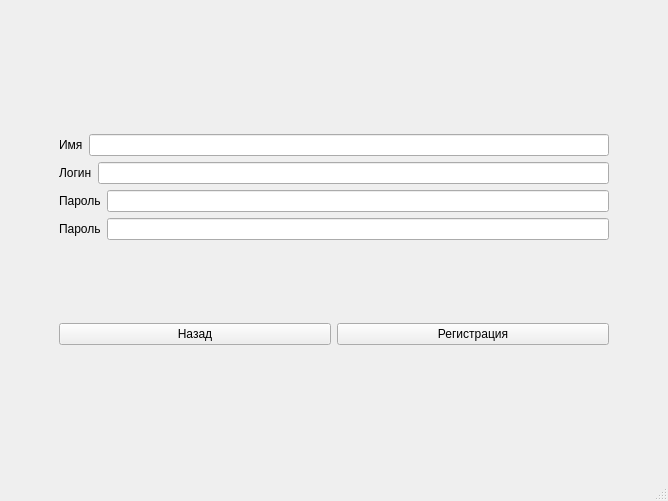
Qt form Client/mainwindow.ui (Pila-night/Messenger) before a commit.
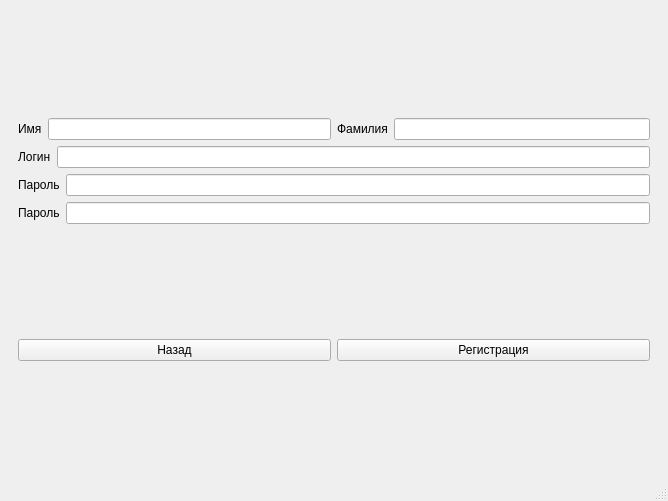
The same form after that commit. The open tabs and pages were chosen to show the change.

What changed in the file:
```diff
--- a/Client/mainwindow.ui
+++ b/Client/mainwindow.ui
@@ -125,99 +125,141 @@
        </layout>
       </widget>
       <widget class="QWidget" name="page_7">
-       <layout class="QGridLayout" name="gridLayout_4">
-        <property name="leftMargin">
-         <number>50</number>
-        </property>
-        <property name="topMargin">
-         <number>125</number>
-        </property>
-        <property name="rightMargin">
-         <number>50</number>
-        </property>
-        <property name="bottomMargin">
-         <number>125</number>
-        </property>
-        <item row="2" column="0">
-         <layout class="QHBoxLayout" name="horizontalLayout_6">
-          <item>
-           <widget class="QLabel" name="label_5">
-            <property name="text">
-             <string>Пароль</string>
-            </property>
-           </widget>
-          </item>
-          <item>
-           <widget class="QLineEdit" name="Text_Password1_RegisterPage"/>
-          </item>
-         </layout>
-        </item>
-        <item row="5" column="0">
-         <layout class="QHBoxLayout" name="horizontalLayout_8">
-          <item>
-           <widget class="QPushButton" name="Go0Page">
-            <property name="text">
-             <string>Назад</string>
-            </property>
-           </widget>
-          </item>
-          <item>
-           <widget class="QPushButton" name="RegisterButton">
-            <property name="text">
-             <string>Регистрация</string>
-            </property>
-           </widget>
-          </item>
-         </layout>
-        </item>
+       <layout class="QGridLayout" name="gridLayout_6">
         <item row="1" column="0">
-         <layout class="QHBoxLayout" name="horizontalLayout_5">
+         <layout class="QVBoxLayout" name="verticalLayout_5">
           <item>
-           <widget class="QLabel" name="label_4">
-            <property name="text">
-             <string>Логин</string>
-            </property>
-           </widget>
+           <layout class="QHBoxLayout" name="horizontalLayout_19">
+            <item>
+             <layout class="QHBoxLayout" name="horizontalLayout_4">
+              <item>
+               <widget class="QLabel" name="label_3">
+                <property name="text">
+                 <string>Имя</string>
+                </property>
+               </widget>
+              </item>
+              <item>
+               <widget class="QLineEdit" name="firstName"/>
+              </item>
+             </layout>
+            </item>
+            <item>
+             <layout class="QHBoxLayout" name="horizontalLayout_9">
+              <item>
+               <widget class="QLabel" name="label_7">
+                <property name="text">
+                 <string>Фамилия</string>
+                </property>
+               </widget>
+              </item>
+              <item>
+               <widget class="QLineEdit" name="lastName"/>
+              </item>
+             </layout>
+            </item>
+           </layout>
           </item>
           <item>
-           <widget class="QLineEdit" name="Text_Login_RegisterPage"/>
+           <layout class="QHBoxLayout" name="horizontalLayout_5">
+            <item>
+             <widget class="QLabel" name="label_4">
+              <property name="text">
+               <string>Логин</string>
+              </property>
+             </widget>
+            </item>
+            <item>
+             <widget class="QLineEdit" name="Text_Login_RegisterPage"/>
+            </item>
+           </layout>
           </item>
-         </layout>
-        </item>
-        <item row="3" column="0">
-         <layout class="QHBoxLayout" name="horizontalLayout_7">
           <item>
-           <widget class="QLabel" name="label_6">
+           <layout class="QHBoxLayout" name="horizontalLayout_6">
+            <item>
+             <widget class="QLabel" name="label_5">
+              <property name="text">
+               <string>Пароль</string>
+              </property>
+             </widget>
+            </item>
+            <item>
+             <widget class="QLineEdit" name="Text_Password1_RegisterPage"/>
+            </item>
+           </layout>
+          </item>
+          <item>
+           <layout class="QHBoxLayout" name="horizontalLayout_7">
+            <item>
+             <widget class="QLabel" name="label_6">
+              <property name="text">
+               <string>Пароль</string>
+              </property>
+             </widget>
+            </item>
+            <item>
+             <widget class="QLineEdit" name="Text_Password2_RegisterPage"/>
+            </item>
+           </layout>
+          </item>
+          <item>
+           <widget class="QLabel" name="Error_Label_Register_Page">
             <property name="text">
-             <string>Пароль</string>
+             <string/>
             </property>
            </widget>
           </item>
           <item>
-           <widget class="QLineEdit" name="Text_Password2_RegisterPage"/>
+           <layout class="QHBoxLayout" name="horizontalLayout_8">
+            <item>
+             <widget class="QPushButton" name="Go0Page">
+              <property name="text">
+               <string>Назад</string>
+              </property>
+             </widget>
+            </item>
+            <item>
+             <widget class="QPushButton" name="RegisterButton">
+              <property name="text">
+               <string>Регистрация</string>
+              </property>
+             </widget>
+            </item>
+           </layout>
           </item>
          </layout>
         </item>
         <item row="0" column="0">
-         <layout class="QHBoxLayout" name="horizontalLayout_4">
-          <item>
-           <widget class="QLabel" name="label_3">
-            <property name="text">
-             <string>Имя</string>
-            </property>
-           </widget>
-          </item>
-          <item>
-           <widget class="QLineEdit" name="Text_Name_RegisterPage"/>
-          </item>
-         </layout>
+         <spacer name="verticalSpacer">
+          <property name="orientation">
+           <enum>Qt::Orientation::Vertical</enum>
+          </property>
+          <property name="sizeType">
+           <enum>QSizePolicy::Policy::Fixed</enum>
+          </property>
+          <property name="sizeHint" stdset="0">
+           <size>
+            <width>20</width>
+            <height>100</height>
+           </size>
+          </property>
+         </spacer>
         </item>
-        <item row="4" column="0">
-         <widget class="QLabel" name="Error_Label_Register_Page">
-          <property name="text">
-           <string/>
+        <item row="2" column="0">
+         <spacer name="verticalSpacer_2">
+          <property name="orientation">
+           <enum>Qt::Orientation::Vertical</enum>
           </property>
-         </widget>
+          <property name="sizeType">
+           <enum>QSizePolicy::Policy::Fixed</enum>
+          </property>
+          <property name="sizeHint" stdset="0">
+           <size>
+            <width>20</width>
+            <height>100</height>
+           </size>
+          </property>
+         </spacer>
         </item>
        </layout>
       </widget>
```
Left out of the diff: 2 changed lines with no effect on the pictures.
